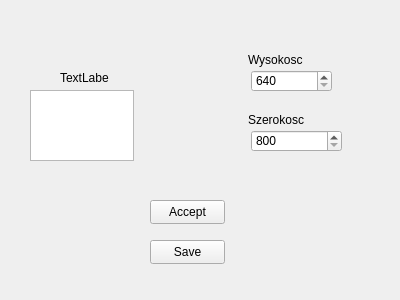
Qt form gui/ui/settings.ui (Kornacy/HG20_Shell) before a commit.
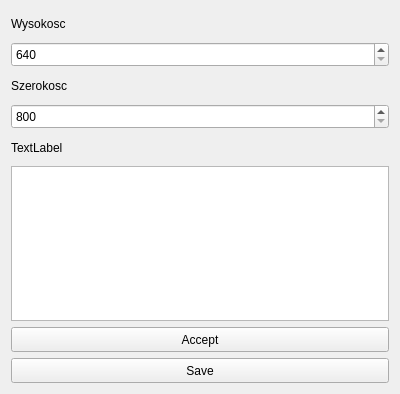
The same form after that commit.

Commit message: feat: temporary responsive layout

The edit to the form file:
```diff
--- a/gui/ui/settings.ui
+++ b/gui/ui/settings.ui
@@ -7,69 +7,45 @@
     <x>0</x>
     <y>0</y>
     <width>400</width>
-    <height>300</height>
+    <height>394</height>
    </rect>
   </property>
   <property name="windowTitle">
    <string>Form</string>
   </property>
-  <widget class="QPushButton" name="acceptButton">
-   <property name="geometry">
-    <rect>
-     <x>150</x>
-     <y>200</y>
-     <width>75</width>
-     <height>24</height>
-    </rect>
-   </property>
-   <property name="text">
-    <string>Accept</string>
-   </property>
-  </widget>
-  <widget class="QTextEdit" name="textEdit">
-   <property name="geometry">
-    <rect>
-     <x>30</x>
-     <y>90</y>
-     <width>104</width>
-     <height>71</height>
-    </rect>
-   </property>
-  </widget>
-  <widget class="QLabel" name="label">
-   <property name="geometry">
-    <rect>
-     <x>60</x>
-     <y>70</y>
-     <width>49</width>
-     <height>16</height>
-    </rect>
-   </property>
+  <layout class="QGridLayout" name="gridLayout">
+   <item row="0" column="0">
+    <widget class="QLabel" name="label_2">
+     <property name="sizePolicy">
+      <sizepolicy hsizetype="Expanding" vsizetype="Fixed">
+       <horstretch>0</horstretch>
+       <verstretch>0</verstretch>
+      </sizepolicy>
+     </property>
+     <property name="minimumSize">
+      <size>
+       <width>0</width>
+       <height>25</height>
+      </size>
+     </property>
    <property name="text">
-    <string>TextLabel</string>
-   </property>
-  </widget>
-  <widget class="QPushButton" name="saveButton">
-   <property name="geometry">
-    <rect>
-     <x>150</x>
-     <y>240</y>
-     <width>75</width>
-     <height>24</height>
-    </rect>
-   </property>
-   <property name="text">
-    <string>Save</string>
-   </property>
-  </widget>
+      <string>Wysokosc</string>
+     </property>
+    </widget>
+   </item>
+   <item row="1" column="0">
   <widget class="QSpinBox" name="heightSpinBox">
-   <property name="geometry">
-    <rect>
-     <x>251</x>
-     <y>70</y>
-     <width>81</width>
-     <height>22</height>
-    </rect>
+     <property name="sizePolicy">
+      <sizepolicy hsizetype="Expanding" vsizetype="Fixed">
+       <horstretch>0</horstretch>
+       <verstretch>0</verstretch>
+      </sizepolicy>
+     </property>
+     <property name="minimumSize">
+      <size>
+       <width>0</width>
+       <height>25</height>
+      </size>
    </property>
    <property name="minimum">
     <number>640</number>
@@ -78,14 +54,39 @@
     <number>1080</number>
    </property>
   </widget>
+   </item>
+   <item row="2" column="0">
+    <widget class="QLabel" name="label_3">
+     <property name="sizePolicy">
+      <sizepolicy hsizetype="Expanding" vsizetype="Fixed">
+       <horstretch>0</horstretch>
+       <verstretch>0</verstretch>
+      </sizepolicy>
+     </property>
+     <property name="minimumSize">
+      <size>
+       <width>0</width>
+       <height>25</height>
+      </size>
+     </property>
+     <property name="text">
+      <string>Szerokosc</string>
+     </property>
+    </widget>
+   </item>
+   <item row="3" column="0">
   <widget class="QSpinBox" name="widthSpinBox">
-   <property name="geometry">
-    <rect>
-     <x>251</x>
-     <y>130</y>
-     <width>91</width>
-     <height>22</height>
-    </rect>
+     <property name="sizePolicy">
+      <sizepolicy hsizetype="Expanding" vsizetype="Fixed">
+       <horstretch>0</horstretch>
+       <verstretch>0</verstretch>
+      </sizepolicy>
+     </property>
+     <property name="minimumSize">
+      <size>
+       <width>0</width>
+       <height>25</height>
+      </size>
    </property>
    <property name="minimum">
     <number>800</number>
@@ -94,32 +95,81 @@
     <number>1920</number>
    </property>
   </widget>
-  <widget class="QLabel" name="label_2">
-   <property name="geometry">
-    <rect>
-     <x>248</x>
-     <y>50</y>
-     <width>61</width>
-     <height>20</height>
-    </rect>
-   </property>
+   </item>
+   <item row="4" column="0">
+    <widget class="QLabel" name="label">
+     <property name="sizePolicy">
+      <sizepolicy hsizetype="Expanding" vsizetype="Fixed">
+       <horstretch>0</horstretch>
+       <verstretch>0</verstretch>
+      </sizepolicy>
+     </property>
+     <property name="minimumSize">
+      <size>
+       <width>0</width>
+       <height>25</height>
+      </size>
+     </property>
    <property name="text">
-    <string>Wysokosc</string>
-   </property>
-  </widget>
-  <widget class="QLabel" name="label_3">
-   <property name="geometry">
-    <rect>
-     <x>248</x>
-     <y>110</y>
-     <width>71</width>
-     <height>20</height>
-    </rect>
-   </property>
+      <string>TextLabel</string>
+     </property>
+    </widget>
+   </item>
+   <item row="5" column="0">
+    <widget class="QTextEdit" name="textEdit">
+     <property name="sizePolicy">
+      <sizepolicy hsizetype="Expanding" vsizetype="Fixed">
+       <horstretch>0</horstretch>
+       <verstretch>0</verstretch>
+      </sizepolicy>
+     </property>
+     <property name="minimumSize">
+      <size>
+       <width>0</width>
+       <height>25</height>
+      </size>
+     </property>
+    </widget>
+   </item>
+   <item row="6" column="0">
+    <widget class="QPushButton" name="acceptButton">
+     <property name="sizePolicy">
+      <sizepolicy hsizetype="Expanding" vsizetype="Fixed">
+       <horstretch>0</horstretch>
+       <verstretch>0</verstretch>
+      </sizepolicy>
+     </property>
+     <property name="minimumSize">
+      <size>
+       <width>0</width>
+       <height>25</height>
+      </size>
+     </property>
    <property name="text">
-    <string>Szerokosc</string>
-   </property>
-  </widget>
+      <string>Accept</string>
+     </property>
+    </widget>
+   </item>
+   <item row="7" column="0">
+    <widget class="QPushButton" name="saveButton">
+     <property name="sizePolicy">
+      <sizepolicy hsizetype="Expanding" vsizetype="Fixed">
+       <horstretch>0</horstretch>
+       <verstretch>0</verstretch>
+      </sizepolicy>
+     </property>
+     <property name="minimumSize">
+      <size>
+       <width>0</width>
+       <height>25</height>
+      </size>
+     </property>
+     <property name="text">
+      <string>Save</string>
+     </property>
+    </widget>
+   </item>
+  </layout>
  </widget>
  <resources/>
  <connections/>
```
Lines whose indentation alone changed are shown as unchanged. The commit also changes 3 other files.
